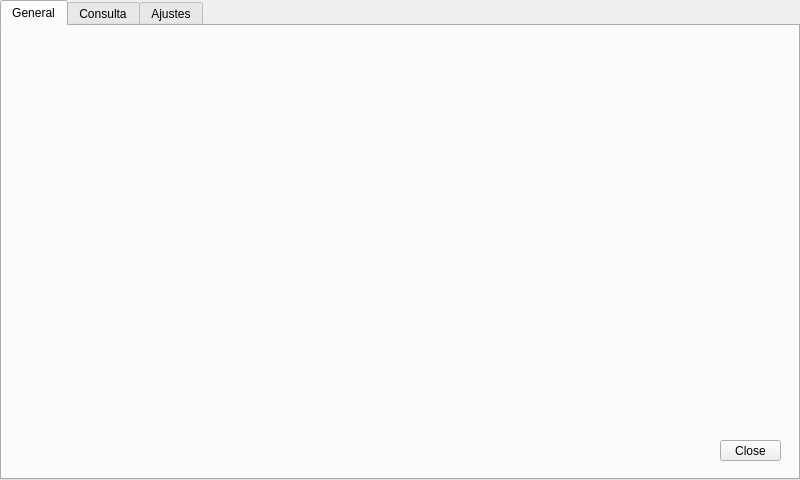
Before: the Qt Designer form form.ui in SFLACUEVA/AppQT, drawn with Qt 5.
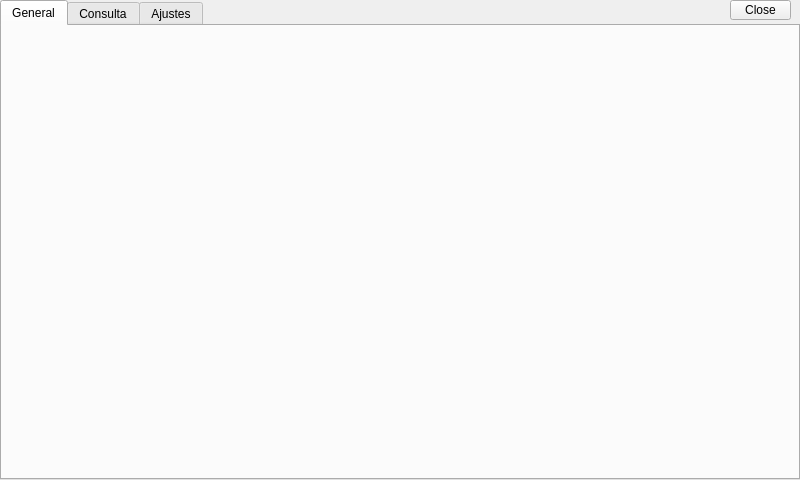
After: the same form once the commit is applied. The open tabs and pages were chosen to show the change.

Diff of the .ui file:
```diff
--- a/form.ui
+++ b/form.ui
@@ -17,10 +17,10 @@
    <widget class="QPushButton" name="btClose">
     <property name="geometry">
      <rect>
-      <x>720</x>
-      <y>440</y>
+      <x>730</x>
+      <y>0</y>
       <width>61</width>
-      <height>21</height>
+      <height>20</height>
      </rect>
     </property>
     <property name="text">
```
Left out of the diff: 13 changed lines with no effect on the pictures.
